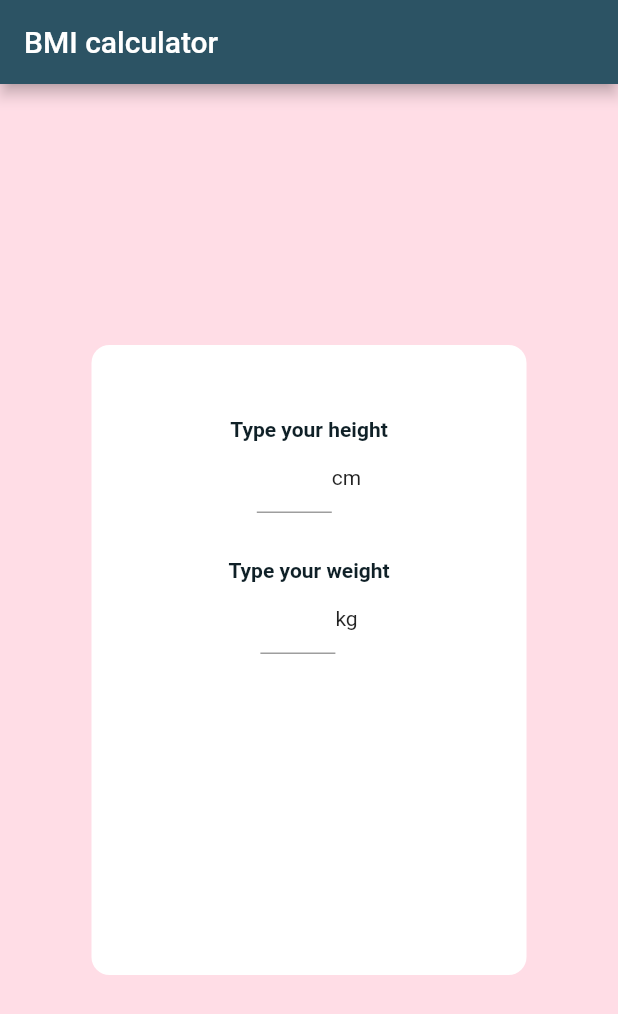
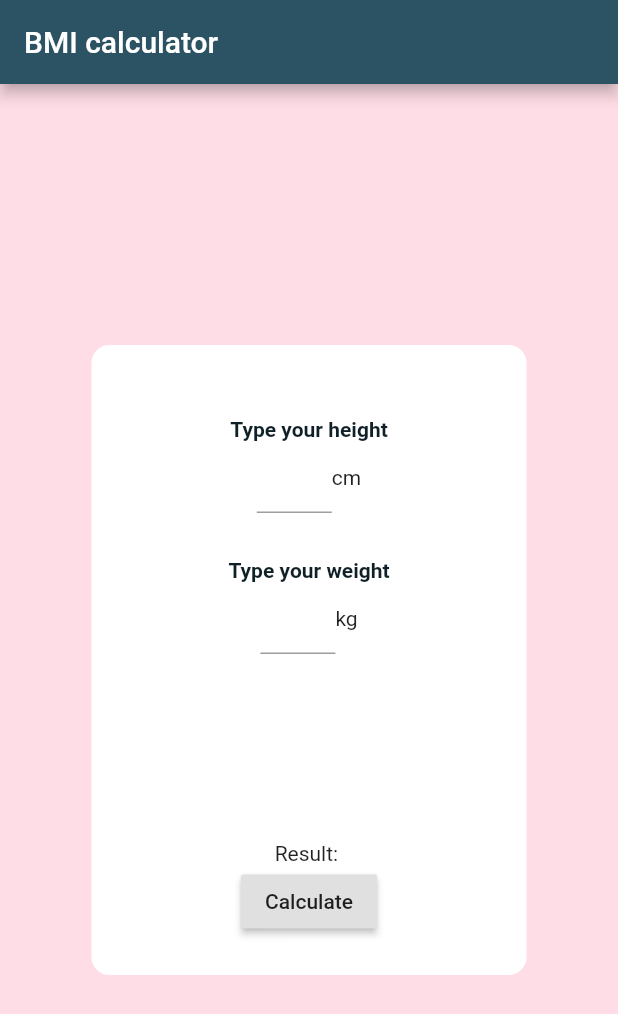
Before and after one commit to klaud-skora/BMI-app, a Flutter app: the screen it shows after launch, on a phone screen of 412 x 824 dp. Shown: the top 1014 px of the screen. Run offline on Flutter 3.47's test engine with Material 2 defaults, Android fonts, the phone set to English and light mode, and no system bars.

Commit message:
Add calculator

```diff
--- /dev/null
+++ b/lib/calculator.dart
@@ -0,0 +1,8 @@
+import 'dart:math';
+
+void calculator () {
+  var height = 5;
+  var weight = 10;
+  var result = weight / pow(height, 2);
+  print(result);
+}
--- a/lib/home_page.dart
+++ b/lib/home_page.dart
@@ -1,4 +1,5 @@
 import 'package:flutter/material.dart';
+import 'calculator.dart';
 
 class HomePage extends StatefulWidget {
 
@@ -10,6 +11,7 @@ class HomePageState extends State<HomePage> {
 
   final List<String> data = <String>['height', 'weight'];
   final List<String> units = <String>['cm', 'kg'];
+  var bmi = '';
 
   @override
   Widget build(BuildContext context) {
@@ -33,7 +35,9 @@ class HomePageState extends State<HomePage> {
             ),
             height: 420,
             width: 290,
-            child: Center(
+              child: Column(
+                children: <Widget>[
+                  Expanded(
                     child: ListView.builder(
                       padding: const EdgeInsets.all(8),
                       itemCount: data.length,
@@ -70,11 +74,21 @@ class HomePageState extends State<HomePage> {
                         );
                       }
                     )
+                  ),
+                  Container(
+                    child: Text('Result: ')
+                  ),
+                  Container(
+                    child: RaisedButton(
+                      onPressed: () => calculator(),
+                      child: Text('Calculate'),
+                    ),
+                  ),
+                ],
+              ),
             )
         ),
       ),
-        ),
     );
-
   }
 }
```
Lines whose indentation alone changed are shown as unchanged.
